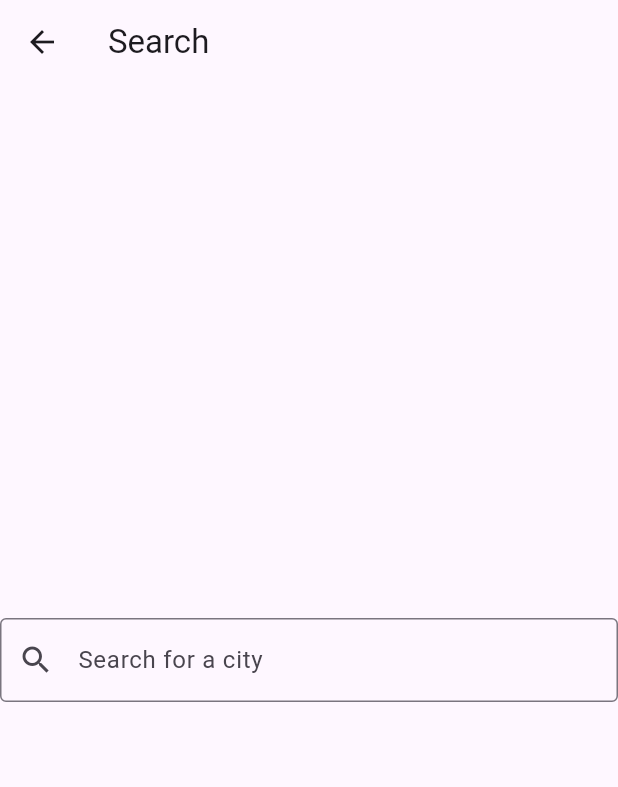
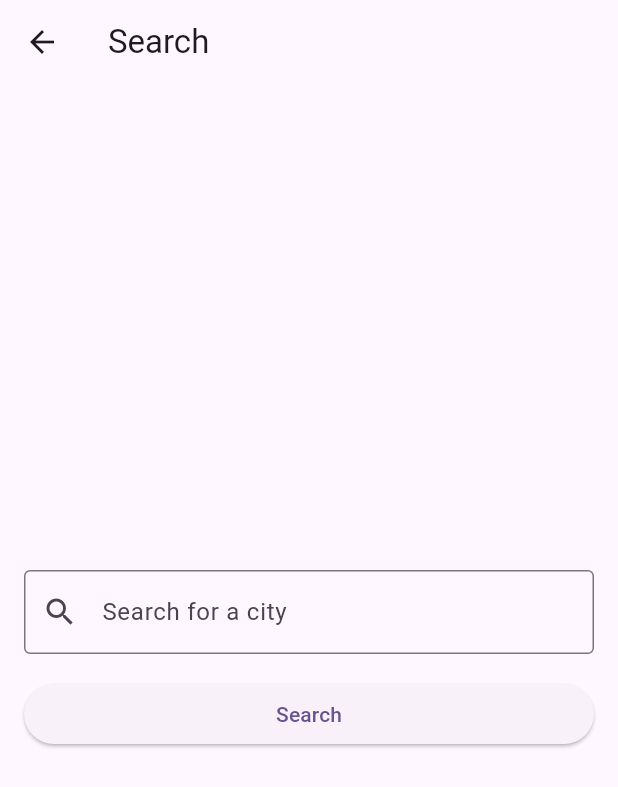
Before and after one commit to HussienAboSoker/jawy, a Flutter app: the screen it shows after launch, after a tap on the "search" icon, on a phone screen of 412 x 824 dp. Shown: the top 787 px of the screen. Run offline on Flutter 3.47's test engine with Material 3 defaults, Android fonts, the phone set to English and light mode, and no system bars; our stand-ins replace dio, flutter_bloc.

Commit message:
update cubit state classes ,fix getweatherCubit implementation ,rewrite homeview with bolcBuilder and validate with analyzer
Co-authored-by: Copilot <copilot@github.com>

```diff
--- a/lib/cubits/get_weather_cubit/get_weather_cubit.dart
+++ b/lib/cubits/get_weather_cubit/get_weather_cubit.dart
@@ -7,18 +7,15 @@ import 'package:jawy/services/weather_service.dart';
 class GetWeatherCubit extends Cubit<GetWeatherState> {
   GetWeatherCubit() : super(GetWeatherInitialState());
 
-  Future<WeatherModel> getWeather(String city) async {
+  Future<void> getWeather(String city) async {
+    emit(GetWeatherLoadingState());
 
-    emit(GetWeatherLoadingState());
     try {
-      WeatherModel weatherModel =
+      final weatherModel =
           await WeatherService(Dio()).getWeather(city: city);
-      emit(GetWeatherSuccessState());
-      return weatherModel;
+      emit(GetWeatherSuccessState(weatherModel));
     } catch (e) {
-      emit(GetWeatherErrorState());
-      rethrow; // Rethrow the error to be handled by the caller
+      emit(GetWeatherErrorState(e.toString()));
     }
-
   }
 }
--- a/lib/cubits/get_weather_cubit/states_get_weather.dart
+++ b/lib/cubits/get_weather_cubit/states_get_weather.dart
@@ -1,10 +1,19 @@
+import 'package:jawy/models/wheather_model.dart';
 
 class GetWeatherState {}
 
 class GetWeatherInitialState extends GetWeatherState {}
 
 class GetWeatherLoadingState extends GetWeatherState {}
+
 class GetWeatherSuccessState extends GetWeatherState {
+  final WeatherModel weatherModel;
 
+  GetWeatherSuccessState(this.weatherModel);
 }
-class GetWeatherErrorState extends GetWeatherState {}
+
+class GetWeatherErrorState extends GetWeatherState {
+  final String message;
+
+  GetWeatherErrorState(this.message);
+}
--- a/lib/views/home_view.dart
+++ b/lib/views/home_view.dart
@@ -1,90 +1,23 @@
-import 'package:dio/dio.dart';
 import 'package:flutter/material.dart';
-import 'package:jawy/models/wheather_model.dart';
-import 'package:jawy/services/weather_service.dart';
+import 'package:flutter_bloc/flutter_bloc.dart';
+import 'package:jawy/cubits/get_weather_cubit/get_weather_cubit.dart';
+import 'package:jawy/cubits/get_weather_cubit/states_get_weather.dart';
 import 'package:jawy/views/search_view.dart';
-import 'package:jawy/widgets/nowhether_view.dart';
 import 'package:jawy/widgets/wethaer_view.dart';
 
-abstract class WeatherRepository {
-  Future<WeatherModel> fetchWeather(String city);
-
-}
-
-class DioWeatherRepository implements WeatherRepository {
-  final Dio _dio;
-
-  DioWeatherRepository(this._dio);
-
-  @override
-  Future<WeatherModel> fetchWeather(String city) {
-    return WeatherService(_dio).getWeather(city: city);
-  }
-}
-
-class HomeView extends StatefulWidget {
+class HomeView extends StatelessWidget {
   const HomeView({super.key});
 
-  @override
-  State<HomeView> createState() => _HomeViewState();
-}
-
-class _HomeViewState extends State<HomeView> {
-  final WeatherRepository _weatherRepository = DioWeatherRepository(Dio());
-  WeatherModel? _weatherModel;
-  bool _isLoading = true;
-
-  @override
-  void initState() {
-    super.initState();
-    _loadWeather('cairo');
-  }
-
-  Future<void> _loadWeather(String city) async {
-    _setLoading(true);
-    try {
-      final model = await _weatherRepository.fetchWeather(city);
-      _updateWeather(model);
-    } catch (_) {
-      _updateWeather(null);
-    }
-  }
-
-  void _setLoading(bool value) {
-    setState(() {
-      _isLoading = value;
-    });
-  }
-
-  void _updateWeather(WeatherModel? model) {
-    setState(() {
-      _weatherModel = model;
-      _isLoading = false;
-    });
-  }
-
-  Future<void> _openSearch() async {
-    final result = await Navigator.push<WeatherModel?>(
+  Future<void> _openSearch(BuildContext context) async {
+    final city = await Navigator.push<String>(
       context,
-      MaterialPageRoute(builder: (context) => const SearchView()),
+      MaterialPageRoute(builder: (_) => const SearchView()),
     );
 
-    if (result != null) {
-      _updateWeather(result);
+    if (!context.mounted) return;
+    if (city != null && city.isNotEmpty) {
+      context.read<GetWeatherCubit>().getWeather(city);
     }
-  }
-
-
- // Helper method to build the body of the Scaffold based on the current state
-  Widget _buildBody() {
-    if(_weatherModel==null){
-      return const NowhetherView();
-    }
-    if(_isLoading){
-        return const CircularProgressIndicator();
-    }
-
-    return WethaerView(weatherModel: _weatherModel!);
   }
 
   @override
@@ -93,14 +26,45 @@ class _HomeViewState extends State<HomeView> {
       appBar: AppBar(
         actions: [
           IconButton(
-            onPressed: _openSearch,
+            onPressed: () => _openSearch(context),
             icon: const Icon(Icons.search),
           ),
         ],
         centerTitle: true,
         title: const Text('JAWY'),
       ),
-      body: _buildBody(),
+      body: BlocBuilder<GetWeatherCubit, GetWeatherState>(
+        builder: (context, state) {
+          if (state is GetWeatherLoadingState) {
+            return const Center(child: CircularProgressIndicator());
+          }
+
+          if (state is GetWeatherErrorState) {
+            return Center(
+              child: Text(
+                state.message,
+                style: const TextStyle(color: Colors.red, fontSize: 16),
+                textAlign: TextAlign.center,
+              ),
+            );
+          }
+
+          if (state is GetWeatherSuccessState) {
+            return Padding(
+              padding: const EdgeInsets.all(16.0),
+              child: WethaerView(weatherModel: state.weatherModel),
+            );
+          }
+
+          return const Center(
+            child: Text(
+              'Search for a city using the search icon.',
+              style: TextStyle(fontSize: 16),
+              textAlign: TextAlign.center,
+            ),
+          );
+        },
+      ),
     );
   }
 }
--- a/lib/views/search_view.dart
+++ b/lib/views/search_view.dart
@@ -1,8 +1,33 @@
-
 import 'package:flutter/material.dart';
 
-class SearchView extends StatelessWidget {
+class SearchView extends StatefulWidget {
   const SearchView({super.key});
+
+  @override
+  State<SearchView> createState() => _SearchViewState();
+}
+
+class _SearchViewState extends State<SearchView> {
+  final TextEditingController _controller = TextEditingController();
+  String? _errorText;
+
+  void _submit() {
+    final city = _controller.text.trim();
+    if (city.isEmpty) {
+      setState(() {
+        _errorText = 'Please enter a city name.';
+      });
+      return;
+    }
+
+    Navigator.pop(context, city);
+  }
+
+  @override
+  void dispose() {
+    _controller.dispose();
+    super.dispose();
+  }
 
   @override
   Widget build(BuildContext context) {
@@ -10,48 +35,43 @@ class SearchView extends StatelessWidget {
       appBar: AppBar(
         title: const Text('Search'),
       ),
-      body: Center(
-        child: TextField(
-          onSubmitted: (value) async {
-            // try {
-            //   WeatherModel weatherModel =
-            //       await WeatherService(Dio()).getWeather(city: value);
-            //   log(weatherModel.cityName);
-            //   Navigator.pop(context, weatherModel);
-            // } catch (e) {
-            //   // Show error message
-            //   ScaffoldMessenger.of(context).showSnackBar(
-            //     SnackBar(content: Text('Error: ${e.toString()}')),
-            //   );
-            //   // Don't pop, let user try again
-            // }
+      body: Padding(
+        padding: const EdgeInsets.all(16.0),
+        child: Column(
+          mainAxisAlignment: MainAxisAlignment.center,
+          children: [
+            TextField(
+              controller: _controller,
+              onChanged: (_) {
+                if (_errorText != null) {
+                  setState(() {
+                    _errorText = null;
+                  });
+                }
               },
-          maxLines: 1,
-          controller: TextEditingController(),
-          decoration: const InputDecoration(
+              onSubmitted: (_) => _submit(),
+              decoration: InputDecoration(
                 labelText: 'Search for a city',
-            //hintText: 'Search for a city',
-            border: OutlineInputBorder(),
-            focusedBorder: OutlineInputBorder(
+                errorText: _errorText,
+                border: const OutlineInputBorder(),
+                focusedBorder: const OutlineInputBorder(
                   borderSide: BorderSide(
                     color: Colors.blue,
                     width: 2.0,
                   ),
                 ),
-            // enabledBorder: OutlineInputBorder(
-            //   borderSide: BorderSide(
-            //     color: Colors.blue,
-            //     width: 2.0,
-            //   ),
-            // ),
-            errorBorder: OutlineInputBorder(
-              borderSide: BorderSide(
-                color: Colors.red,
-                width: 2.0,
+                prefixIcon: const Icon(Icons.search),
               ),
             ),
-            prefixIcon: Icon(Icons.search),
+            const SizedBox(height: 16),
+            SizedBox(
+              width: double.infinity,
+              child: ElevatedButton(
+                onPressed: _submit,
+                child: const Text('Search'),
               ),
+            ),
+          ],
         ),
       ),
     );
```
Lines whose indentation alone changed are shown as unchanged.
